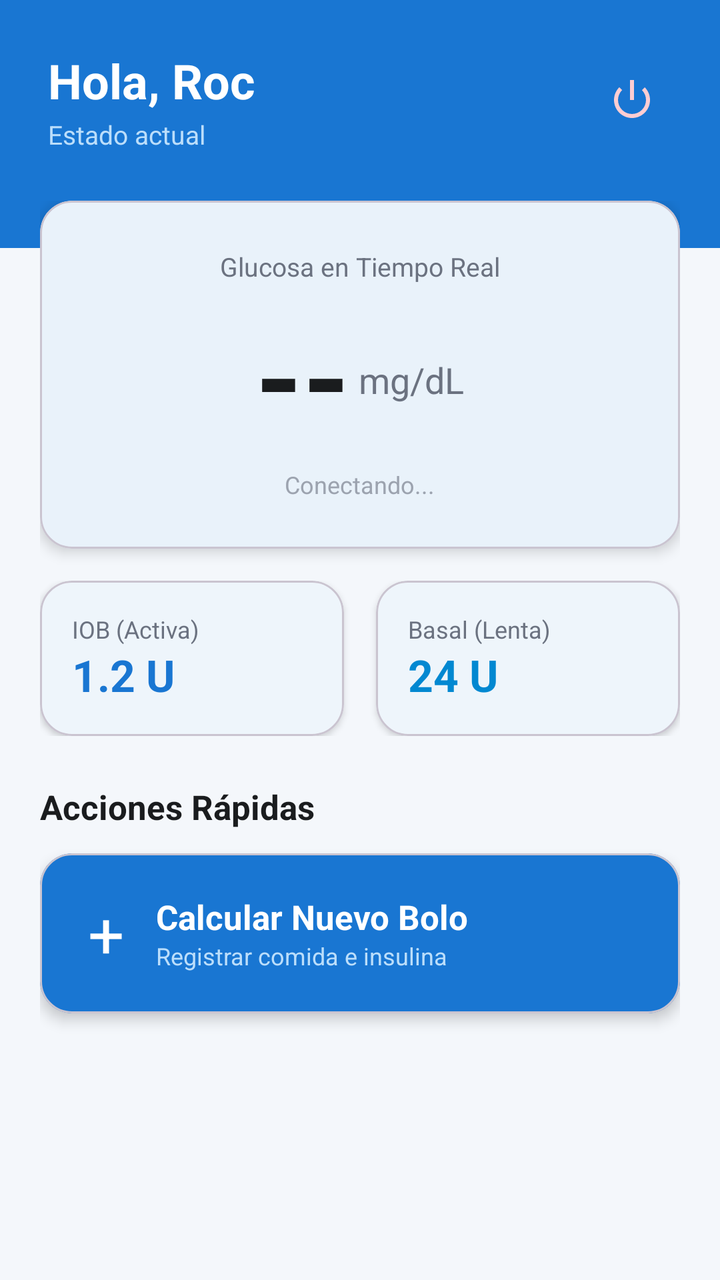
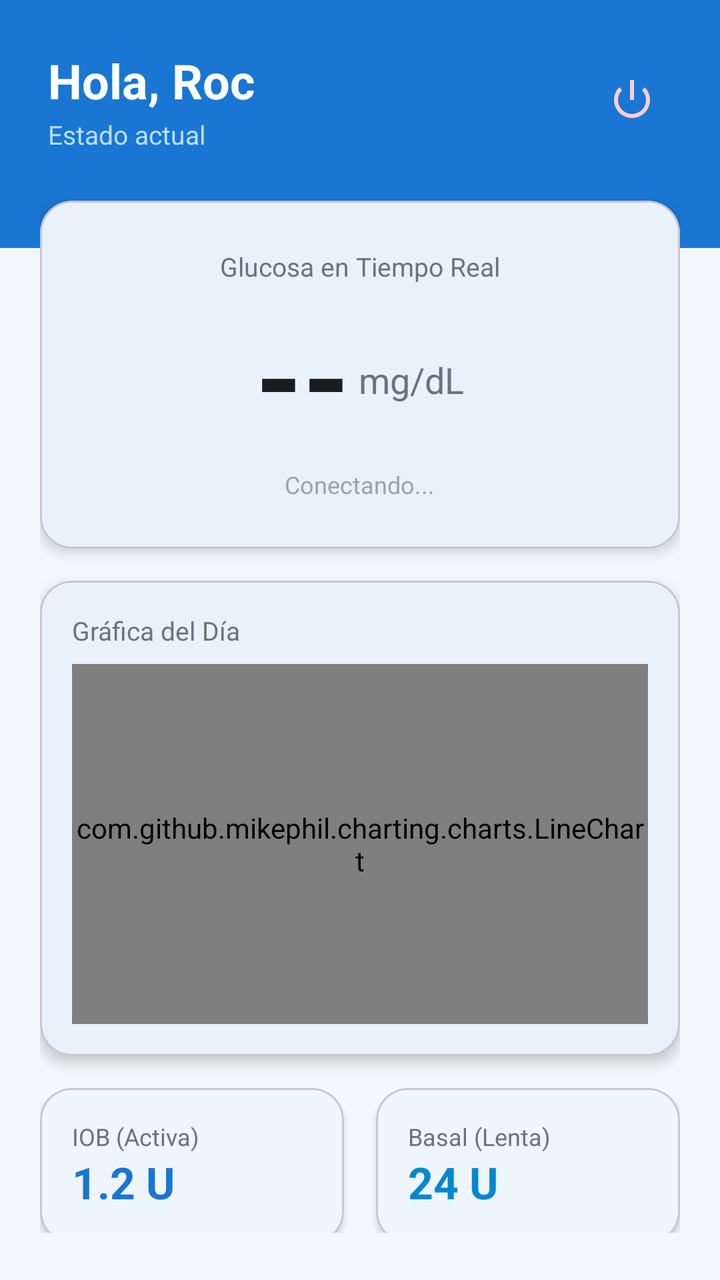

Compare the two renders of this Android layout. The source of the first and the diff that turns it into the second are given below.
<!-- AndroidManifest.xml: application theme Theme.TFGDIABETESAPP -->
<!-- res/layout/fragment_home.xml -->
<?xml version="1.0" encoding="utf-8"?>
<LinearLayout xmlns:android="http://schemas.android.com/apk/res/android"
    xmlns:app="http://schemas.android.com/apk/res-auto"
    xmlns:tools="http://schemas.android.com/tools"
    android:id="@+id/main"
    android:layout_width="match_parent"
    android:layout_height="match_parent"
    android:orientation="vertical"
    android:background="@color/color_background"
    tools:context=".fragments.HomeFragment">

    
    <LinearLayout
        android:id="@+id/headerLayout"
        android:layout_width="match_parent"
        android:layout_height="wrap_content"
        android:background="@color/color_primary"
        android:paddingHorizontal="24dp"
        android:paddingTop="24dp"
        android:paddingBottom="48dp"
        android:orientation="horizontal"
        android:gravity="center_vertical">

        <LinearLayout
            android:layout_width="0dp"
            android:layout_height="wrap_content"
            android:layout_weight="1"
            android:orientation="vertical">

            <TextView
                android:layout_width="wrap_content"
                android:layout_height="wrap_content"
                android:text="Hola, Roc"
                android:textSize="24sp"
                android:textStyle="bold"
                android:textColor="#FFFFFF" />

            <TextView
                android:layout_width="wrap_content"
                android:layout_height="wrap_content"
                android:text="Estado actual"
                android:textSize="13sp"
                android:textColor="#BBDEFB"
                android:layout_marginTop="2dp" />
        </LinearLayout>

        <ImageButton
            android:id="@+id/btnLogout"
            android:layout_width="40dp"
            android:layout_height="40dp"
            android:background="?attr/selectableItemBackgroundBorderless"
            android:src="@android:drawable/ic_lock_power_off"
            app:tint="#FFCDD2"
            android:contentDescription="Cerrar Sesión" />
    </LinearLayout>

    
    <androidx.core.widget.NestedScrollView
        android:layout_width="match_parent"
        android:layout_height="0dp"
        android:layout_weight="1"
        android:layout_marginTop="-24dp">

        <LinearLayout
            android:layout_width="match_parent"
            android:layout_height="wrap_content"
            android:orientation="vertical"
            android:paddingHorizontal="20dp"
            android:paddingBottom="24dp">

            
            <com.google.android.material.card.MaterialCardView
                android:layout_width="match_parent"
                android:layout_height="wrap_content"
                app:cardCornerRadius="16dp"
                app:cardElevation="4dp"
                app:cardBackgroundColor="@color/color_surface"
                android:layout_marginBottom="16dp">

                <LinearLayout
                    android:layout_width="match_parent"
                    android:layout_height="wrap_content"
                    android:orientation="vertical"
                    android:padding="24dp"
                    android:gravity="center">

                    <LinearLayout
                        android:layout_width="wrap_content"
                        android:layout_height="wrap_content"
                        android:orientation="horizontal"
                        android:gravity="center_vertical">

                        <TextView
                            android:layout_width="wrap_content"
                            android:layout_height="wrap_content"
                            android:text="Glucosa en Tiempo Real"
                            android:textColor="@color/color_text_secondary"
                            android:textSize="13sp" />

                        <ProgressBar
                            android:id="@+id/pbGlucoseLoading"
                            android:layout_width="18dp"
                            android:layout_height="18dp"
                            android:layout_marginStart="8dp"
                            android:visibility="gone" />
                    </LinearLayout>

                    <LinearLayout
                        android:layout_width="wrap_content"
                        android:layout_height="wrap_content"
                        android:orientation="horizontal"
                        android:gravity="bottom"
                        android:layout_marginTop="8dp">

                        <TextView
                            android:id="@+id/tvGlucosaMain"
                            android:layout_width="wrap_content"
                            android:layout_height="wrap_content"
                            android:text="--"
                            android:textColor="@color/color_text_primary"
                            android:textSize="60sp"
                            android:textStyle="bold" />

                        <TextView
                            android:layout_width="wrap_content"
                            android:layout_height="wrap_content"
                            android:text=" mg/dL"
                            android:textColor="@color/color_text_secondary"
                            android:textSize="18sp"
                            android:layout_marginBottom="14dp" />
                    </LinearLayout>

                    <TextView
                        android:id="@+id/tvLastUpdated"
                        android:layout_width="wrap_content"
                        android:layout_height="wrap_content"
                        android:text="Conectando..."
                        android:textColor="@color/color_text_hint"
                        android:textSize="12sp"
                        android:layout_marginTop="4dp" />
                </LinearLayout>
            </com.google.android.material.card.MaterialCardView>

            
            <LinearLayout
                android:layout_width="match_parent"
                android:layout_height="wrap_content"
                android:orientation="horizontal"
                android:layout_marginBottom="24dp">

                <com.google.android.material.card.MaterialCardView
                    android:layout_width="0dp"
                    android:layout_height="wrap_content"
                    android:layout_weight="1"
                    app:cardCornerRadius="16dp"
                    app:cardElevation="2dp"
                    app:cardBackgroundColor="@color/color_surface"
                    android:layout_marginEnd="8dp">

                    <LinearLayout
                        android:layout_width="match_parent"
                        android:layout_height="wrap_content"
                        android:orientation="vertical"
                        android:padding="16dp">

                        <TextView
                            android:layout_width="wrap_content"
                            android:layout_height="wrap_content"
                            android:text="IOB (Activa)"
                            android:textSize="12sp"
                            android:textColor="@color/color_text_secondary" />

                        <TextView
                            android:id="@+id/tvIOB"
                            android:layout_width="wrap_content"
                            android:layout_height="wrap_content"
                            android:text="1.2 U"
                            android:textSize="22sp"
                            android:textStyle="bold"
                            android:textColor="@color/color_primary" />
                    </LinearLayout>
                </com.google.android.material.card.MaterialCardView>

                <com.google.android.material.card.MaterialCardView
                    android:layout_width="0dp"
                    android:layout_height="wrap_content"
                    android:layout_weight="1"
                    app:cardCornerRadius="16dp"
                    app:cardElevation="2dp"
                    app:cardBackgroundColor="@color/color_surface"
                    android:layout_marginStart="8dp">

                    <LinearLayout
                        android:layout_width="match_parent"
                        android:layout_height="wrap_content"
                        android:orientation="vertical"
                        android:padding="16dp">

                        <TextView
                            android:layout_width="wrap_content"
                            android:layout_height="wrap_content"
                            android:text="Basal (Lenta)"
                            android:textSize="12sp"
                            android:textColor="@color/color_text_secondary" />

                        <TextView
                            android:layout_width="wrap_content"
                            android:layout_height="wrap_content"
                            android:text="24 U"
                            android:textSize="22sp"
                            android:textStyle="bold"
                            android:textColor="@color/color_secondary" />
                    </LinearLayout>
                </com.google.android.material.card.MaterialCardView>
            </LinearLayout>

            
            <TextView
                android:layout_width="wrap_content"
                android:layout_height="wrap_content"
                android:text="Acciones Rápidas"
                android:textSize="17sp"
                android:textStyle="bold"
                android:textColor="@color/color_text_primary"
                android:layout_marginBottom="12dp" />

            <com.google.android.material.card.MaterialCardView
                android:id="@+id/cardNewBolo"
                android:layout_width="match_parent"
                android:layout_height="80dp"
                app:cardCornerRadius="16dp"
                app:cardElevation="4dp"
                app:cardBackgroundColor="@color/color_primary"
                android:clickable="true"
                android:focusable="true"
                android:layout_marginBottom="16dp">

                <LinearLayout
                    android:layout_width="match_parent"
                    android:layout_height="match_parent"
                    android:gravity="center_vertical"
                    android:paddingHorizontal="24dp">

                    <TextView
                        android:layout_width="wrap_content"
                        android:layout_height="wrap_content"
                        android:text="+"
                        android:textSize="32sp"
                        android:textColor="#FFFFFF"
                        android:layout_marginEnd="16dp" />

                    <LinearLayout
                        android:layout_width="wrap_content"
                        android:layout_height="wrap_content"
                        android:orientation="vertical">

                        <TextView
                            android:layout_width="wrap_content"
                            android:layout_height="wrap_content"
                            android:text="Calcular Nuevo Bolo"
                            android:textColor="#FFFFFF"
                            android:textStyle="bold"
                            android:textSize="17sp" />

                        <TextView
                            android:layout_width="wrap_content"
                            android:layout_height="wrap_content"
                            android:text="Registrar comida e insulina"
                            android:textColor="#BBDEFB"
                            android:textSize="12sp" />
                    </LinearLayout>
                </LinearLayout>
            </com.google.android.material.card.MaterialCardView>

        </LinearLayout>
    </androidx.core.widget.NestedScrollView>

</LinearLayout>
<!-- resources referenced by this layout -->
<resources>
  <color name="color_background">#F4F7FB</color>
  <color name="color_primary">#1976D2</color>
  <color name="color_secondary">#0288D1</color>
  <color name="color_surface">#FFFFFF</color>
  <color name="color_text_hint">#9CA3AF</color>
  <color name="color_text_primary">#1A1C1E</color>
  <color name="color_text_secondary">#6B7280</color>
  <style name="Theme.TFGDIABETESAPP" parent="Base.Theme.TFGDIABETESAPP" />
  <style name="Base.Theme.TFGDIABETESAPP" parent="Theme.Material3.Light.NoActionBar">
          <item name="colorPrimary">@color/color_primary</item>
          <item name="colorOnPrimary">@color/color_on_primary</item>
          <item name="colorPrimaryContainer">@color/color_primary_light</item>
          <item name="colorOnPrimaryContainer">@color/color_primary_dark</item>
          <item name="colorSecondary">@color/color_secondary</item>
          <item name="colorOnSecondary">@color/color_on_secondary</item>
          <item name="android:colorBackground">@color/color_background</item>
          <item name="colorSurface">@color/color_surface</item>
          <item name="colorError">@color/color_error</item>
          <item name="android:windowBackground">@color/color_background</item>
      </style>
  <color name="color_on_primary">#FFFFFF</color>
  <color name="color_primary_light">#DBEAFE</color>
  <color name="color_primary_dark">#1565C0</color>
  <color name="color_on_secondary">#FFFFFF</color>
  <color name="color_error">#EF5350</color>
</resources>

<!-- the commit's change to res/layout/fragment_home.xml (unified diff, before → after) -->
@@ -142,6 +142,37 @@
             </com.google.android.material.card.MaterialCardView>
 
             
+            <com.google.android.material.card.MaterialCardView
+                android:layout_width="match_parent"
+                android:layout_height="wrap_content"
+                app:cardCornerRadius="16dp"
+                app:cardElevation="4dp"
+                app:cardBackgroundColor="@color/color_surface"
+                android:layout_marginBottom="16dp">
+
+                <LinearLayout
+                    android:layout_width="match_parent"
+                    android:layout_height="wrap_content"
+                    android:orientation="vertical"
+                    android:padding="16dp">
+
+                    <TextView
+                        android:layout_width="wrap_content"
+                        android:layout_height="wrap_content"
+                        android:text="Gráfica del Día"
+                        android:textColor="@color/color_text_secondary"
+                        android:textSize="13sp"
+                        android:layout_marginBottom="8dp" />
+
+                    <com.github.mikephil.charting.charts.LineChart
+                        android:id="@+id/glucoseChart"
+                        android:layout_width="match_parent"
+                        android:layout_height="180dp"
+                        android:background="@android:color/transparent" />
+                </LinearLayout>
+            </com.google.android.material.card.MaterialCardView>
+
+            
             <LinearLayout
                 android:layout_width="match_parent"
                 android:layout_height="wrap_content"
